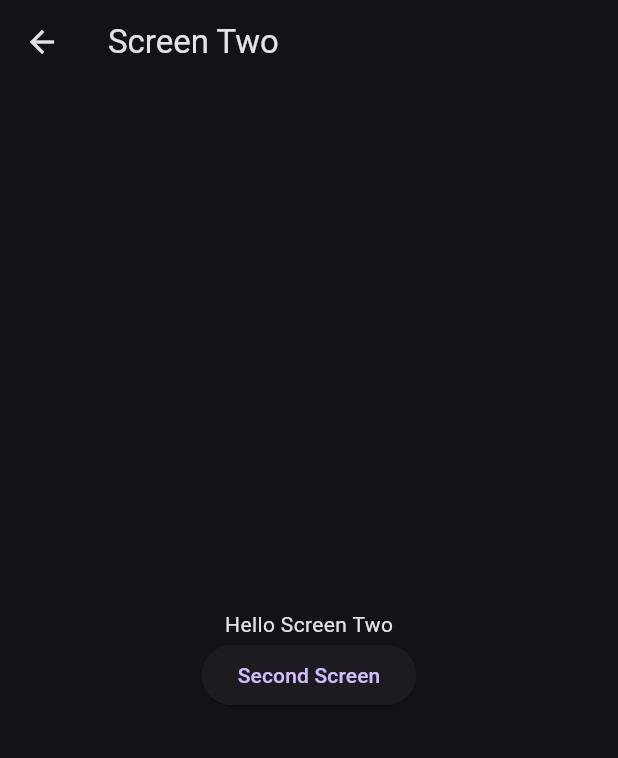
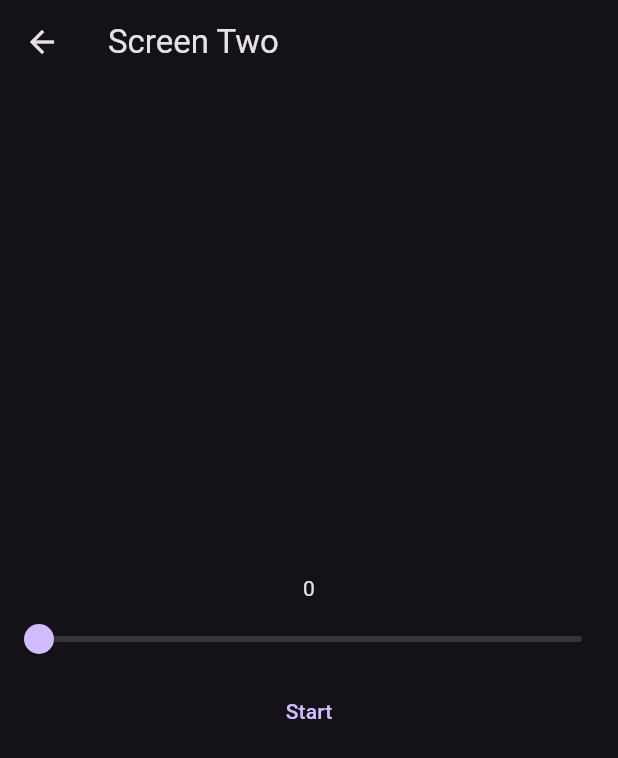
Before and after one commit to JoelStorr/focus_tracker, a Flutter app: the FocusTimer screen opened directly, on a phone screen of 412 x 824 dp. Shown: the top 758 px of the screen. Run offline on Flutter 3.47's test engine with Material 3 defaults, Android fonts, the phone set to English and light mode, and no system bars.

Commit message:
Added timer functionality with slider

```diff
--- a/lib/Screens/focus_timer.dart
+++ b/lib/Screens/focus_timer.dart
@@ -1,7 +1,35 @@
 import 'package:flutter/material.dart';
+import 'package:focus_tracker/components/ui/time_selector.dart';
+import 'dart:async';
 
-class FocusTimer extends StatelessWidget {
+class FocusTimer extends StatefulWidget {
   const FocusTimer({super.key});
+
+  @override
+  State<FocusTimer> createState() => _FocusTimerState();
+}
+
+class _FocusTimerState extends State<FocusTimer> {
+  double timeframe = 0;
+  int _roundTimeFrame = 0;
+
+  void updateTimeFrame(double newTime) {
+    setState(() {
+      timeframe = newTime;
+      _roundTimeFrame = newTime.round();
+    });
+  }
+
+  void updatedTime() {
+    const duration = Duration(seconds: 1);
+    Timer.periodic(duration, (Timer t) {
+      if (_roundTimeFrame == 0) t.cancel();
+
+      setState(() {
+        _roundTimeFrame -= 1;
+      });
+    });
+  }
 
   @override
   Widget build(BuildContext context) {
@@ -12,13 +40,13 @@ class FocusTimer extends StatelessWidget {
           mainAxisAlignment: MainAxisAlignment.center,
           crossAxisAlignment: CrossAxisAlignment.center,
           children: <Widget>[
-            const Text("Hello Screen Two"),
-            ElevatedButton(
-              onPressed: () {
-                Navigator.pop(context);
-              },
-              child: Text("Second Screen"),
+            Text("$_roundTimeFrame"),
+            TimeSelector(
+              timeframe: timeframe,
+              updateTimeFrame: updateTimeFrame,
             ),
+
+            TextButton(onPressed: updatedTime, child: Text("Start")),
           ],
         ),
       ),
--- /dev/null
+++ b/lib/components/ui/time_selector.dart
@@ -0,0 +1,29 @@
+import 'package:flutter/material.dart';
+
+class TimeSelector extends StatelessWidget {
+  const TimeSelector({
+    super.key,
+    required this.timeframe,
+    required this.updateTimeFrame,
+  });
+
+  final double timeframe;
+  final void Function(double) updateTimeFrame;
+
+  @override
+  Widget build(BuildContext context) {
+    return Column(
+      mainAxisAlignment: MainAxisAlignment.center,
+      crossAxisAlignment: CrossAxisAlignment.center,
+
+      children: [
+        Slider(
+          value: timeframe,
+          onChanged: updateTimeFrame,
+          max: 240,
+          divisions: 240,
+        ),
+      ],
+    );
+  }
+}
```
